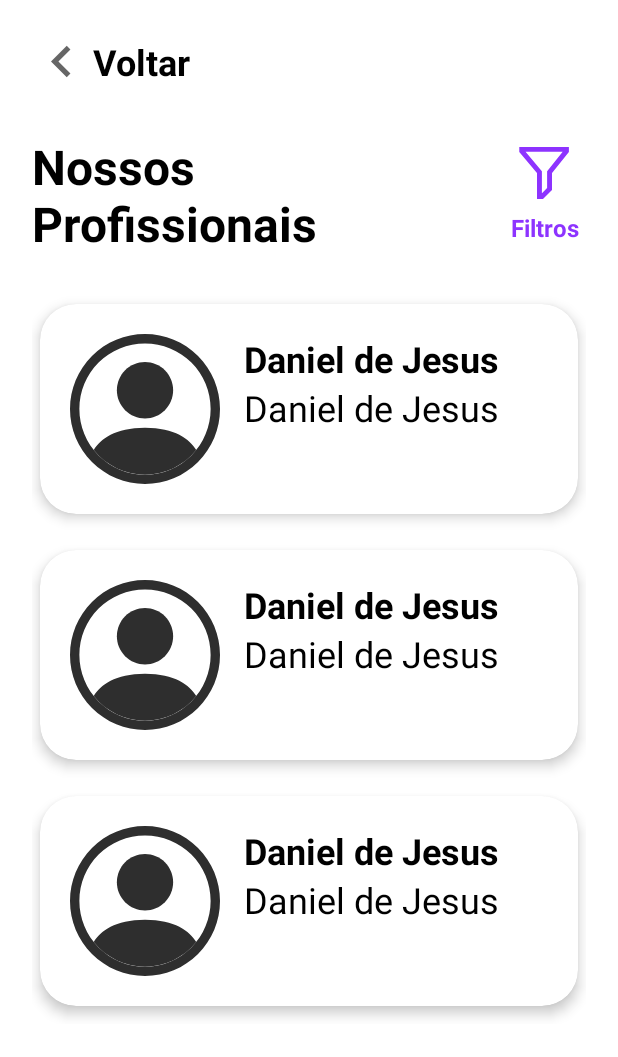
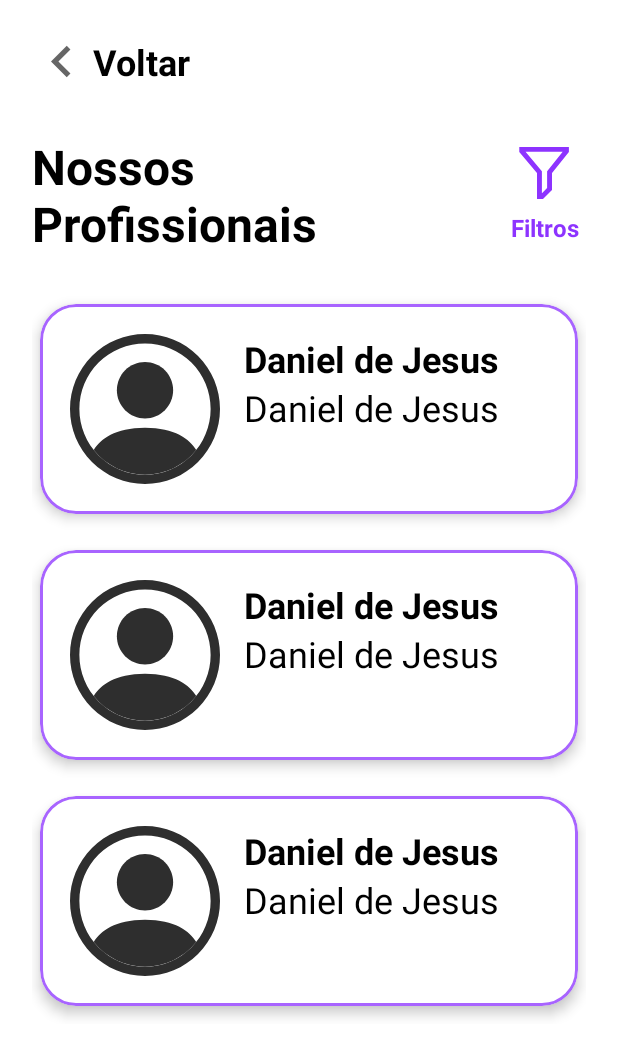
Before and after one commit to DanielJ06/Consul.t, an Android app: the layout fragment_professionals.xml on its own in the app's theme, with its tools: preview values and no code run, on a phone screen of 412 x 824 dp. Shown: the top 1057 px of the screen. Run offline under Robolectric (Android 15) with nearby library versions, the phone set to English and light mode, and no system bars.

Commit message:
Update professional card

```diff
--- a/app/src/main/res/layout/fragment_professionals.xml
+++ b/app/src/main/res/layout/fragment_professionals.xml
@@ -73,13 +73,16 @@
         <androidx.recyclerview.widget.RecyclerView
             android:id="@+id/professional_rv"
             android:layout_width="0dp"
-            android:layout_height="wrap_content"
+            android:layout_height="0dp"
+            android:clipToPadding="false"
+            android:paddingBottom="20dp"
             android:layout_marginTop="20dp"
             android:orientation="vertical"
             android:scrollbars="none"
+            app:layout_constraintBottom_toBottomOf="parent"
             app:layout_constraintEnd_toEndOf="parent"
-            android:layout_marginEnd="21dp"
-            app:layout_constraintStart_toStartOf="@+id/appCompatTextView2"
+            android:layout_marginHorizontal="21dp"
+            app:layout_constraintStart_toStartOf="parent"
             app:layout_constraintTop_toBottomOf="@+id/appCompatTextView2"
             tools:listitem="@layout/professional_row_layout" />
 
--- a/app/src/main/res/layout/professional_row_layout.xml
+++ b/app/src/main/res/layout/professional_row_layout.xml
@@ -14,11 +14,13 @@
         android:layout_width="match_parent"
         android:layout_height="wrap_content">
 
-        <androidx.cardview.widget.CardView
+        <com.google.android.material.card.MaterialCardView
             android:layout_width="match_parent"
             android:layout_height="wrap_content"
             android:layout_marginHorizontal="5dp"
             android:layout_marginVertical="12dp"
+            app:strokeColor="@color/purple"
+            app:strokeWidth="2dp"
             android:clickable="true"
             android:focusable="true"
             android:foreground="?android:attr/selectableItemBackground"
@@ -79,7 +81,7 @@
 
             </androidx.constraintlayout.widget.ConstraintLayout>
 
-        </androidx.cardview.widget.CardView>
+        </com.google.android.material.card.MaterialCardView>
 
     </androidx.constraintlayout.widget.ConstraintLayout>
 </layout>
```
